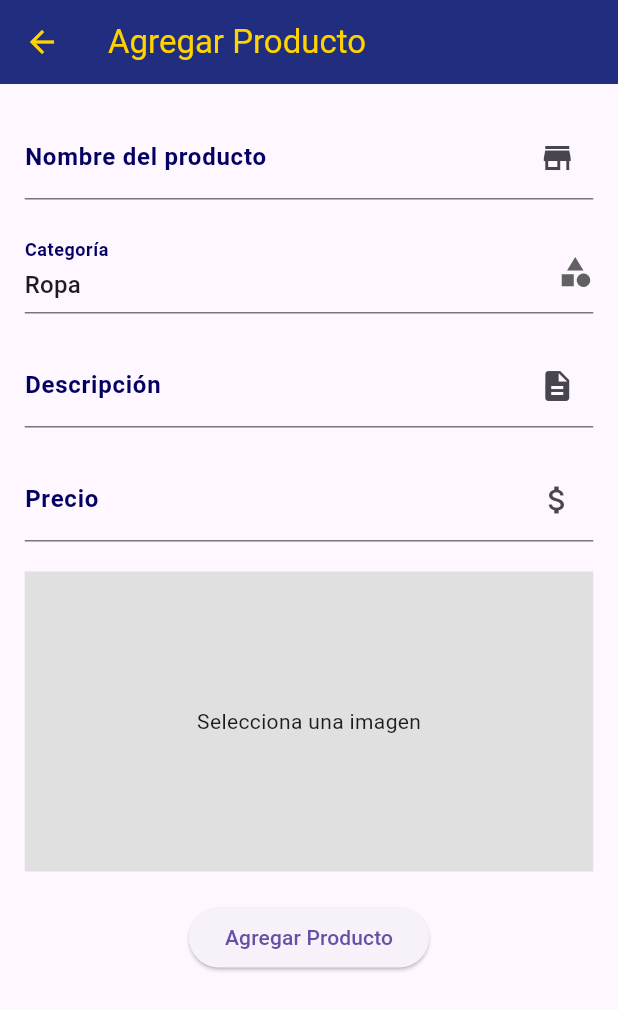
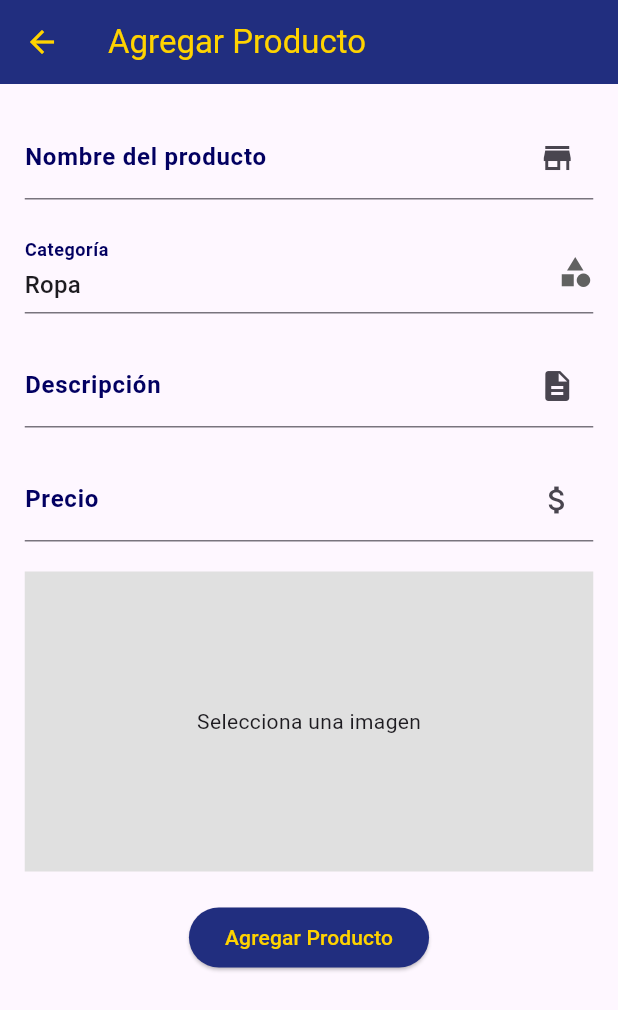
Before and after one commit to DanielGiron20/pumitasEmprendedores, a Flutter app: the AgregarProducto screen opened by its route, on a phone screen of 412 x 824 dp. Shown: the top 1010 px of the screen. Run offline on Flutter 3.47's test engine with Material 3 defaults, Android fonts, the phone set to English and light mode, and no system bars; our stand-ins replace animate_do, cloud_firestore, firebase_auth, firebase_core, firebase_storage, font_awesome_flutter and 4 more; accounts and stored records are empty.

Commit message:
Estilo a boton de agregar producto y a botones de showdialog

```diff
--- a/lib/agregar_producto.dart
+++ b/lib/agregar_producto.dart
@@ -332,6 +332,10 @@ class _AgregarProductoState extends State<AgregarProducto> {
                             }
                           },
                           child: const Text('Agregar Producto'),
+                          style: ElevatedButton.styleFrom(
+                            foregroundColor: const Color.fromARGB(255, 255, 211, 0),
+                            backgroundColor: const Color.fromARGB(255, 33, 46, 127),
+                          ),
                         ),
                         const SizedBox(height: 20),
                       ],
```
Also changed, not shown: lib/Editar_producto.dart (+14 -0 lines), lib/perfil_personal.dart (+14 -0 lines).
